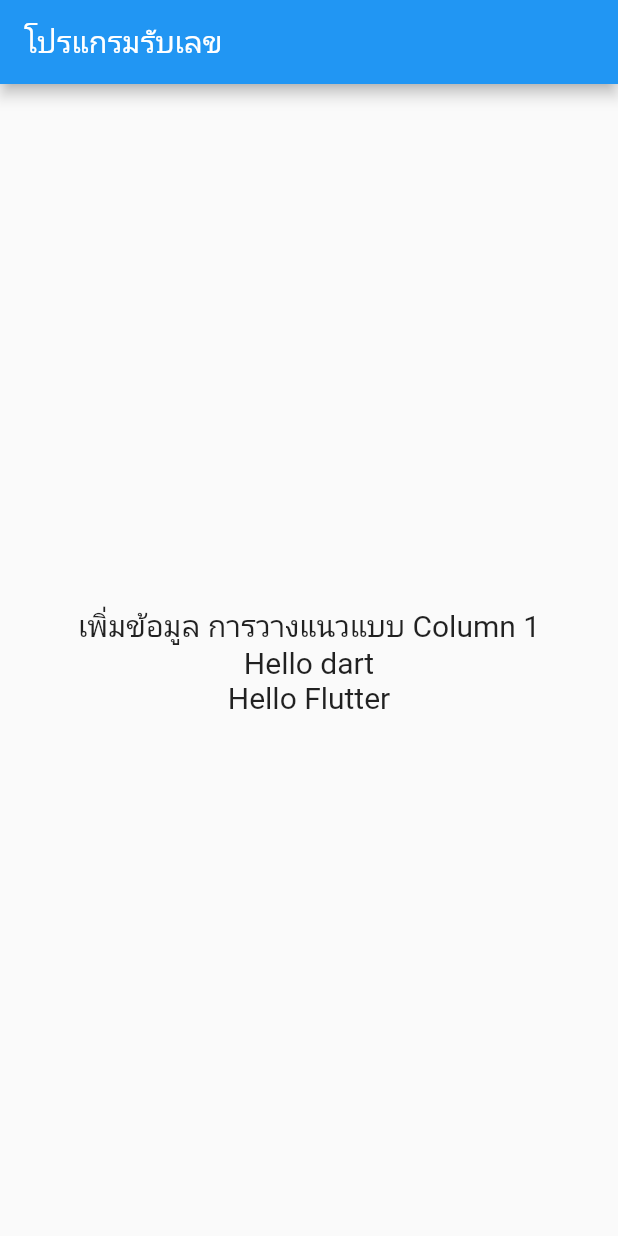
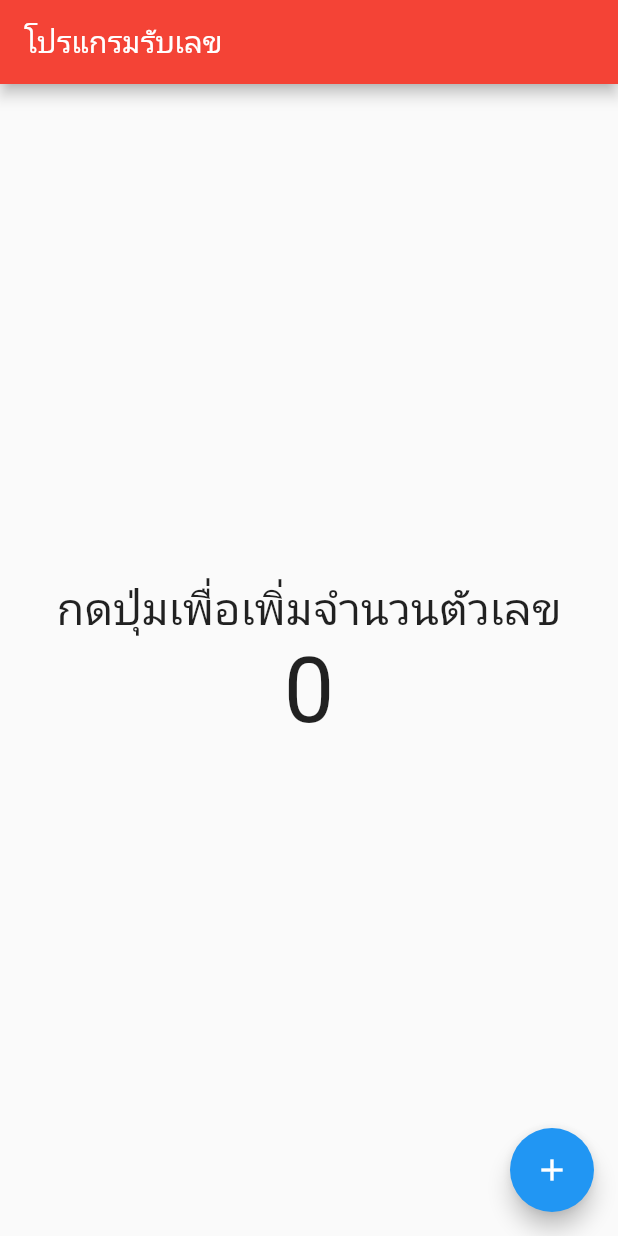
Before and after one commit to johnR46/flutter_app_quick, a Flutter app: the screen it shows after launch, on a phone screen of 412 x 824 dp. Run offline on Flutter 3.47's test engine with Material 2 defaults, Android fonts, the phone set to English and light mode, and no system bars.

Commit message:
add number

```diff
--- a/lib/main.dart
+++ b/lib/main.dart
@@ -7,7 +7,11 @@ void main() {
 class MyApp extends StatelessWidget {
   @override
   Widget build(BuildContext context) {
-    return MaterialApp(title: "MY app", home: MyHomePage());
+    return MaterialApp(
+      title: "MY app",
+      home: MyHomePage(),
+      theme: ThemeData(primaryColor: Colors.red),
+    );
   }
 }
 
@@ -17,6 +21,8 @@ class MyHomePage extends StatefulWidget {
 }
 
 class _MyHomePageState extends State<MyHomePage> {
+  int number = 0;
+
   @override
   Widget build(BuildContext context) {
     return Scaffold(
@@ -30,18 +36,19 @@ class _MyHomePageState extends State<MyHomePage> {
           mainAxisAlignment: MainAxisAlignment.center,
           children: <Widget>[
             Text(
-              'เพิ่มข้อมูล การวางแนวแบบ Column 1',
-              style: TextStyle(fontSize: 20),
+              'กดปุ่มเพื่อเพิ่มจำนวนตัวเลข',
+              style: TextStyle(fontSize: 30),
             ),
-            Text(
-              'Hello dart',
-              style: TextStyle(fontSize: 20),
-            ),
-            Text(
-              'Hello Flutter',
-              style: TextStyle(fontSize: 20),
-            )
+            Text('$number', style: TextStyle(fontSize: 60))
           ],
-        )));
+        )),
+        floatingActionButton:
+            FloatingActionButton(onPressed: addNumber, child: Icon(Icons.add)));
+  }
+
+  void addNumber() {
+    setState(() {
+      number++;
+    });
   }
 }
```
